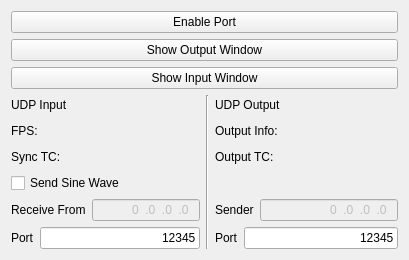
The window that mainwindow.ui (mantisrobot/iPuP_Pro_UDP_IO) describes before a commit, drawn with Qt 5.
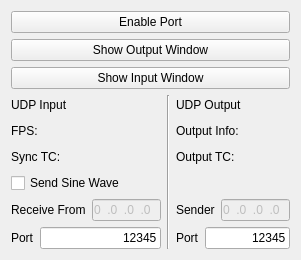
The same window after the commit.

Diff of the .ui file:
```diff
--- a/mainwindow.ui
+++ b/mainwindow.ui
@@ -6,10 +6,16 @@
    <rect>
     <x>0</x>
     <y>0</y>
-    <width>409</width>
+    <width>301</width>
     <height>260</height>
    </rect>
   </property>
+  <property name="minimumSize">
+   <size>
+    <width>300</width>
+    <height>0</height>
+   </size>
+  </property>
   <property name="windowTitle">
    <string>MainWindow</string>
   </property>
```
Left out of the diff: 2 changed lines with no effect on the pictures.
